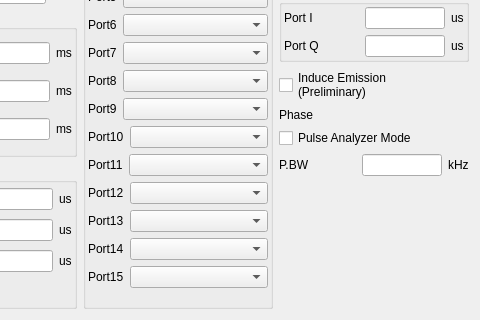
Above: modules/nmr/pulsercore/pulserdrivermoreform.ui from northriv/KAME before the change; both pictures show x 152 to 632 and y 192 to 512 of the 632 by 512 pixel window. Below: the same form after it.
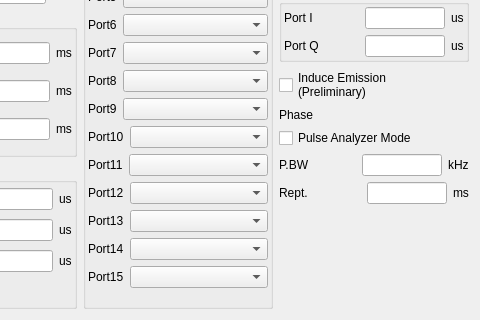
That is the form after the change. Custom widgets are drawn as their Qt base class.

```diff
--- a/modules/nmr/pulsercore/pulserdrivermoreform.ui
+++ b/modules/nmr/pulsercore/pulserdrivermoreform.ui
@@ -1446,6 +1446,62 @@
         </item>
        </layout>
       </item>
+      <item>
+       <layout class="QHBoxLayout" name="_4">
+        <item>
+         <widget class="QLabel" name="textLabel5_2_3_2_4_2_2_2_2_2_6">
+          <property name="sizePolicy">
+           <sizepolicy hsizetype="Preferred" vsizetype="Fixed">
+            <horstretch>0</horstretch>
+            <verstretch>0</verstretch>
+           </sizepolicy>
+          </property>
+          <property name="text">
+           <string>Rept.</string>
+          </property>
+          <property name="wordWrap">
+           <bool>false</bool>
+          </property>
+         </widget>
+        </item>
+        <item>
+         <layout class="QHBoxLayout" name="_5">
+          <item>
+           <widget class="QLineEdit" name="m_edPARept">
+            <property name="sizePolicy">
+             <sizepolicy hsizetype="Preferred" vsizetype="Fixed">
+              <horstretch>0</horstretch>
+              <verstretch>0</verstretch>
+             </sizepolicy>
+            </property>
+            <property name="maximumSize">
+             <size>
+              <width>80</width>
+              <height>32767</height>
+             </size>
+            </property>
+           </widget>
+          </item>
+          <item>
+           <widget class="QLabel" name="textLabel2_3_2_2_3_2_4_2_2_2_2_2_5">
+            <property name="sizePolicy">
+             <sizepolicy hsizetype="Fixed" vsizetype="Fixed">
+              <horstretch>0</horstretch>
+              <verstretch>0</verstretch>
+             </sizepolicy>
+            </property>
+            <property name="text">
+             <string>ms</string>
+            </property>
+            <property name="wordWrap">
+             <bool>false</bool>
+            </property>
+           </widget>
+          </item>
+         </layout>
+        </item>
+       </layout>
+      </item>
       <item>
        <spacer name="verticalSpacer">
         <property name="orientation">
```
